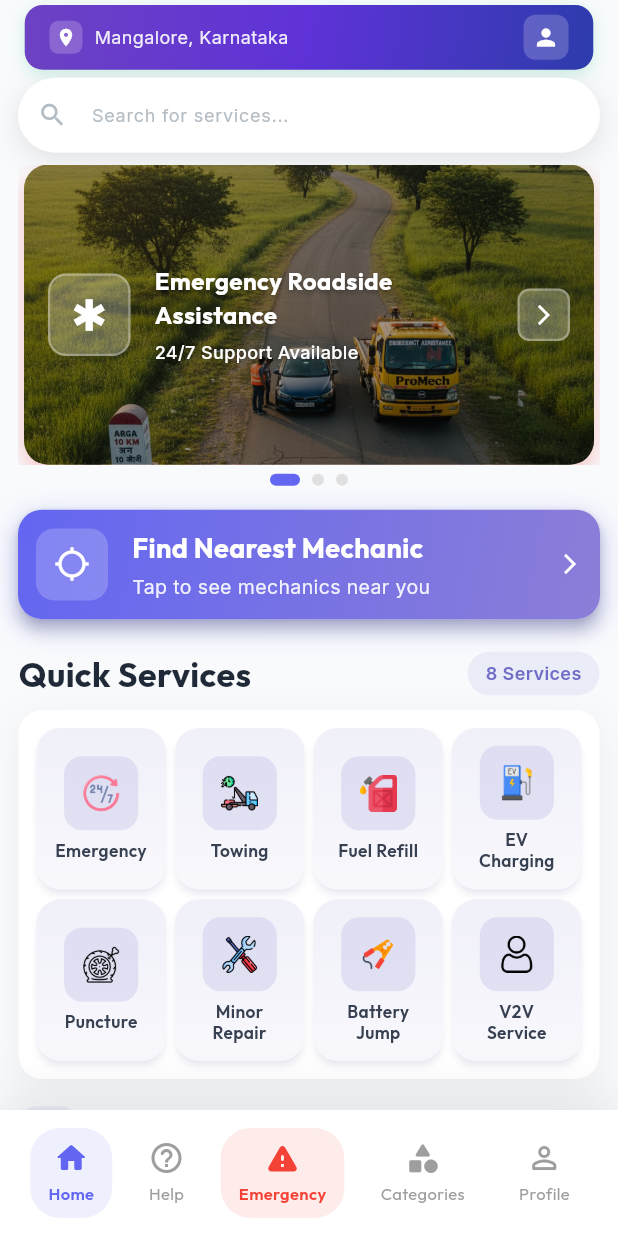
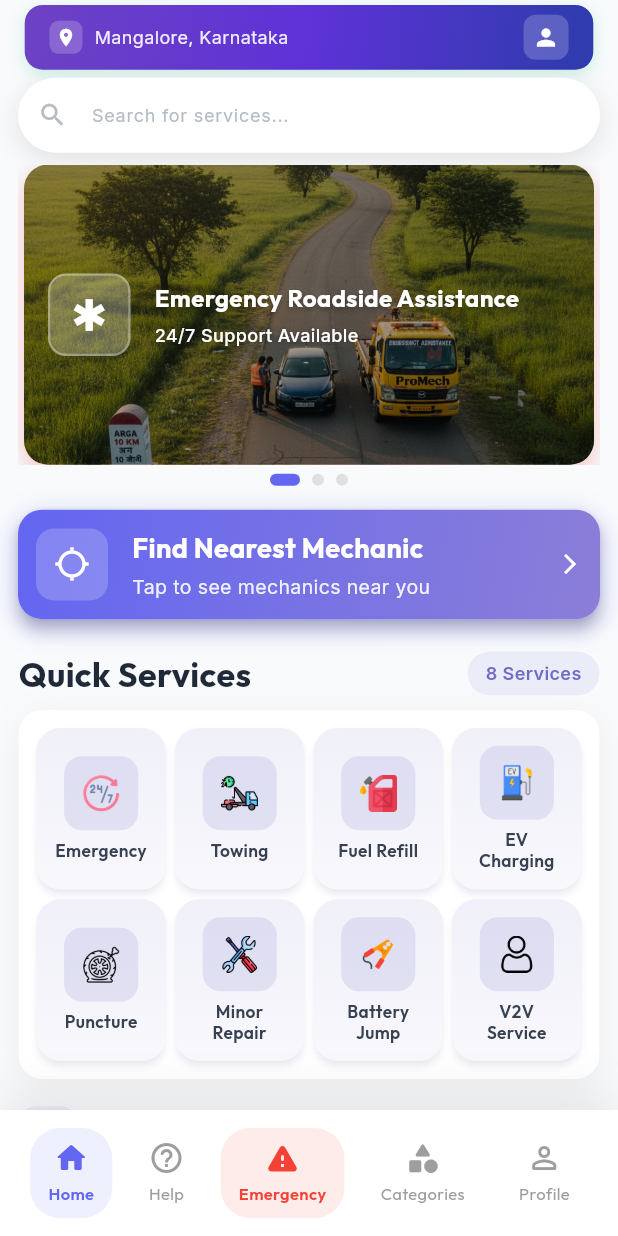
Before and after one commit to mechkeys791-arch/Dyganox, a Flutter app: the screen it shows after launch, after a tap on an icon or button, on a phone screen of 412 x 824 dp. Run offline on Flutter 3.47's test engine with Material 3 defaults, Android fonts, the phone set to English and light mode, and no system bars; our stand-ins replace geolocator, google_fonts, google_maps_flutter, image_picker, shared_preferences; missing offline and left inert: flutter_polyline_points.

Commit message:
fixed over flow issue

```diff
--- a/lib/homepage.dart
+++ b/lib/homepage.dart
@@ -1764,22 +1764,6 @@ class _HomePageState extends State<HomePage> with TickerProviderStateMixin {
                           ],
                         ),
                       ),
-                      Container(
-                        padding: const EdgeInsets.all(8),
-                        decoration: BoxDecoration(
-                          color: Colors.white.withOpacity(0.25),
-                          borderRadius: BorderRadius.circular(8),
-                          border: Border.all(
-                            color: Colors.white.withOpacity(0.3),
-                            width: 1.5,
-                          ),
-                        ),
-                        child: const Icon(
-                          Icons.arrow_forward_ios,
-                          color: Colors.white,
-                          size: 16,
-                        ),
-                      ),
                     ],
                   ),
                 ),
--- a/lib/screens/auth/splash_screen.dart
+++ b/lib/screens/auth/splash_screen.dart
@@ -45,6 +45,7 @@ class _SplashScreenState extends State<SplashScreen>
     // Navigate to user type selection after 2 seconds
     Future.delayed(const Duration(seconds: 2), () {
       if (mounted) {
+        print('Navigating to UserTypeSelectionPage...');
         Navigator.of(context).pushReplacement(
           MaterialPageRoute(builder: (context) => const UserTypeSelectionPage()),
         );
@@ -60,7 +61,7 @@ class _SplashScreenState extends State<SplashScreen>
 
   Widget _buildLogo() {
     return Image.asset(
-      'web/DYAGNOX_(1)[1].png',
+      'assets/icons/dyganox_logo.png',
       fit: BoxFit.contain,
       errorBuilder: (context, error, stackTrace) {
         // Fallback to custom logo if image fails to load
@@ -72,7 +73,7 @@ class _SplashScreenState extends State<SplashScreen>
               style: GoogleFonts.outfit(
                 fontSize: 32,
                 fontWeight: FontWeight.bold,
-                color: const Color(0xFF5D4E37),
+                color: Colors.white,
                 letterSpacing: 3,
               ),
             ),
--- a/lib/screens/auth/user_type_selection_page.dart
+++ b/lib/screens/auth/user_type_selection_page.dart
@@ -83,8 +83,8 @@ class _UserTypeSelectionPageState extends State<UserTypeSelectionPage>
                       child: ScaleTransition(
                         scale: _scaleAnimation,
                         child: Container(
-                          width: 120,
-                          height: 120,
+                          width: 140,
+                          height: 140,
                           decoration: BoxDecoration(
                             color: Colors.white,
                             borderRadius: BorderRadius.circular(30),
@@ -97,13 +97,13 @@ class _UserTypeSelectionPageState extends State<UserTypeSelectionPage>
                               ),
                             ],
                           ),
-                          child: Center(
-                            child: Text(
-                              'D',
-                              style: GoogleFonts.outfit(
-                                fontSize: 64,
-                                fontWeight: FontWeight.bold,
-                                color: const Color(0xFF6366F1),
+                          child: ClipRRect(
+                            borderRadius: BorderRadius.circular(30),
+                            child: Padding(
+                              padding: const EdgeInsets.all(16),
+                              child: Image.asset(
+                                'assets/icons/dyganox_logo.png',
+                                fit: BoxFit.contain,
                               ),
                             ),
                           ),
@@ -156,45 +156,6 @@ class _UserTypeSelectionPageState extends State<UserTypeSelectionPage>
                 ),
 
                 const SizedBox(height: 60),
-
-                // Selection Title
-                AnimatedBuilder(
-                  animation: _fadeAnimation,
-                  builder: (context, child) {
-                    return FadeTransition(
-                      opacity: _fadeAnimation,
-                      child: Text(
-                        'Choose Your Role',
-                        style: GoogleFonts.outfit(
-                          fontSize: 24,
-                          fontWeight: FontWeight.bold,
-                          color: Colors.white,
-                        ),
-                      ),
-                    );
-                  },
-                ),
-
-                const SizedBox(height: 8),
-
-                AnimatedBuilder(
-                  animation: _fadeAnimation,
-                  builder: (context, child) {
-                    return FadeTransition(
-                      opacity: _fadeAnimation,
-                      child: Text(
-                        'How would you like to use Dyganox?',
-                        style: GoogleFonts.inter(
-                          fontSize: 16,
-                          color: Colors.white.withOpacity(0.8),
-                        ),
-                        textAlign: TextAlign.center,
-                      ),
-                    );
-                  },
-                ),
-
-                const SizedBox(height: 40),
 
                 // User Option
                 AnimatedBuilder(
@@ -288,7 +249,7 @@ class _UserTypeSelectionPageState extends State<UserTypeSelectionPage>
         borderRadius: BorderRadius.circular(20),
         child: Container(
           width: double.infinity,
-          padding: const EdgeInsets.all(24),
+          padding: const EdgeInsets.symmetric(horizontal: 20, vertical: 20),
           decoration: BoxDecoration(
             color: color,
             borderRadius: BorderRadius.circular(20),
@@ -307,8 +268,8 @@ class _UserTypeSelectionPageState extends State<UserTypeSelectionPage>
           child: Row(
             children: [
               Container(
-                width: 60,
-                height: 60,
+                width: 56,
+                height: 56,
                 decoration: BoxDecoration(
                   gradient: LinearGradient(
                     colors: color == Colors.white
@@ -326,10 +287,10 @@ class _UserTypeSelectionPageState extends State<UserTypeSelectionPage>
                 child: Icon(
                   icon,
                   color: color == Colors.white ? Colors.white : Colors.white.withOpacity(0.9),
-                  size: 28,
+                  size: 26,
                 ),
               ),
-              const SizedBox(width: 20),
+              const SizedBox(width: 16),
               Expanded(
                 child: Column(
                   crossAxisAlignment: CrossAxisAlignment.start,
@@ -337,7 +298,7 @@ class _UserTypeSelectionPageState extends State<UserTypeSelectionPage>
                     Text(
                       title,
                       style: GoogleFonts.outfit(
-                        fontSize: 20,
+                        fontSize: 18,
                         fontWeight: FontWeight.bold,
                         color: color == Colors.white ? const Color(0xFF1E293B) : Colors.white,
                       ),
@@ -346,19 +307,22 @@ class _UserTypeSelectionPageState extends State<UserTypeSelectionPage>
                     Text(
                       subtitle,
                       style: GoogleFonts.inter(
-                        fontSize: 14,
+                        fontSize: 13,
                         color: color == Colors.white
                             ? Colors.grey[600]
                             : Colors.white.withOpacity(0.8),
                       ),
+                      maxLines: 2,
+                      overflow: TextOverflow.ellipsis,
                     ),
                   ],
                 ),
               ),
+              const SizedBox(width: 8),
               Icon(
                 Icons.arrow_forward_ios,
                 color: color == Colors.white ? const Color(0xFF6366F1) : Colors.white.withOpacity(0.8),
-                size: 20,
+                size: 18,
               ),
             ],
           ),
--- a/lib/screens/mechanic/mechanic_finder_page.dart
+++ b/lib/screens/mechanic/mechanic_finder_page.dart
@@ -223,6 +223,7 @@ class _MechanicFinderPageState extends State<MechanicFinderPage> with TickerProv
       });
     }
   }
+
 
   void _updateDistances(double userLat, double userLng) {
     setState(() {
```
Also changed, not shown: lib/emergency_assistance_page.dart (+41 -81 lines), lib/screens/ev_charging/ev_charging_selection_page.dart (+55 -15 lines).
